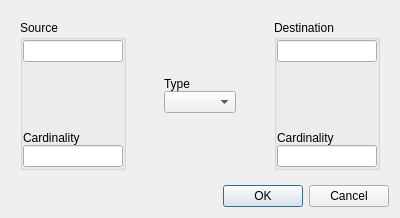
Above: src/relationdialog.ui from Inozitol/ICP2 before the change. Below: the same form after it.
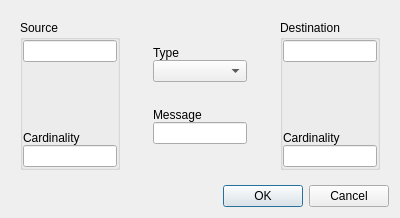
That is the form after the change.

The edit to the form file:
```diff
--- a/src/relationdialog.ui
+++ b/src/relationdialog.ui
@@ -138,6 +138,29 @@
            </property>
           </spacer>
          </item>
+         <item>
+          <widget class="QLabel" name="label_4">
+           <property name="text">
+            <string>Message</string>
+           </property>
+          </widget>
+         </item>
+         <item>
+          <widget class="QLineEdit" name="messageText"/>
+         </item>
+         <item>
+          <spacer name="verticalSpacer">
+           <property name="orientation">
+            <enum>Qt::Vertical</enum>
+           </property>
+           <property name="sizeHint" stdset="0">
+            <size>
+             <width>20</width>
+             <height>40</height>
+            </size>
+           </property>
+          </spacer>
+         </item>
         </layout>
        </widget>
       </item>
```
